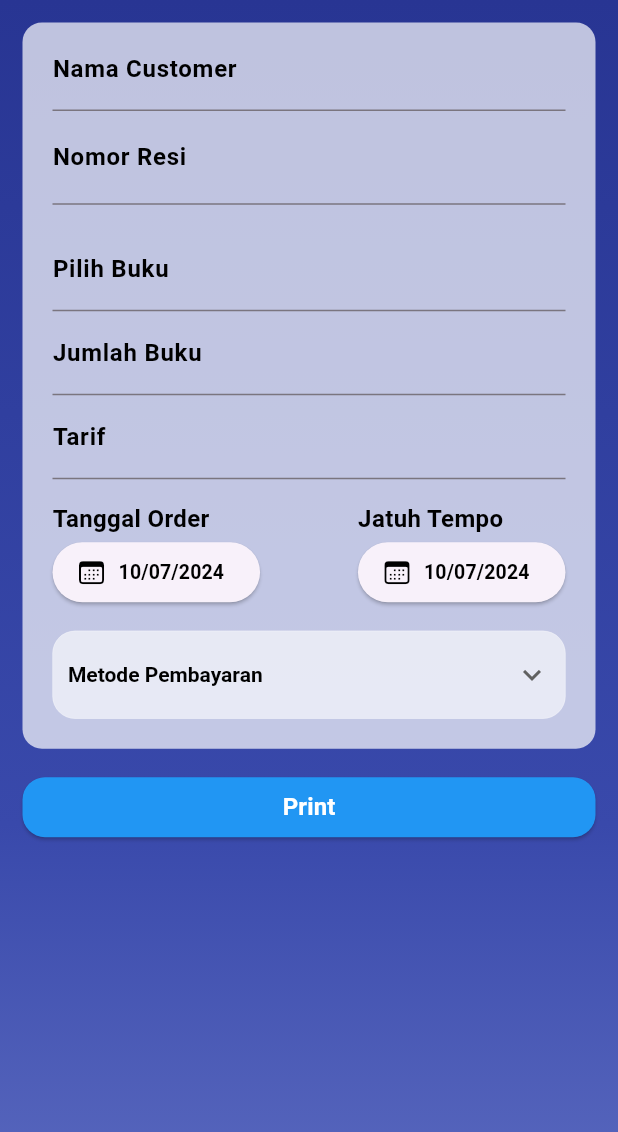
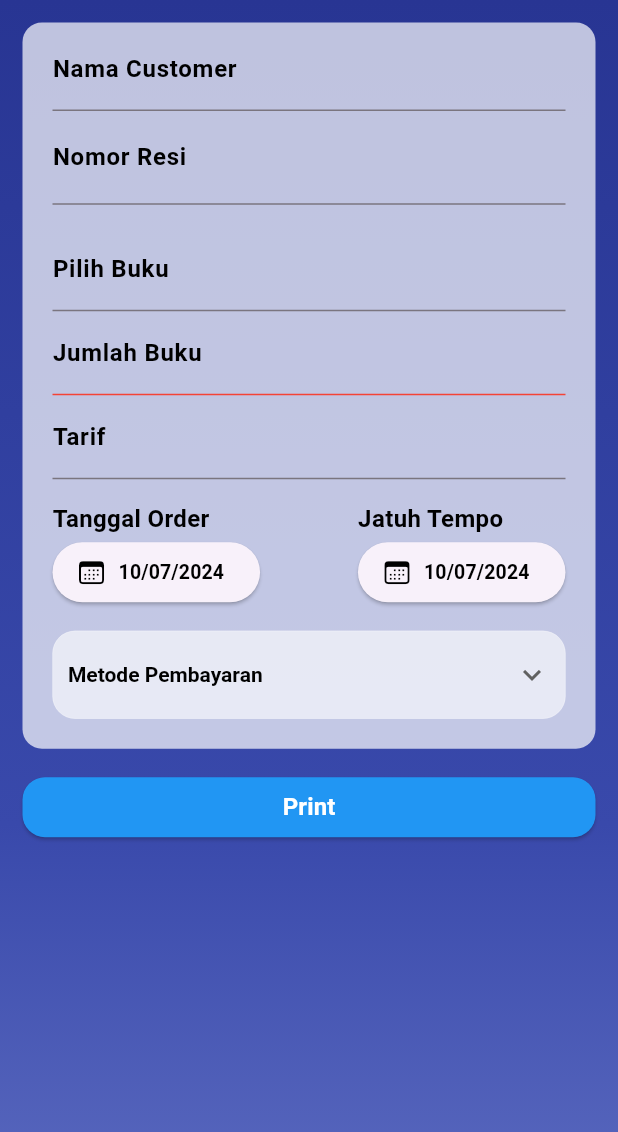
Before and after one commit to craftgirlsss/WAREHOUSE-MANAGEMENT-SYSTEM, a Flutter app: the SalesOrderPage screen opened directly, on a phone screen of 412 x 824 dp. Shown: the top 1132 px of the screen. Run offline on Flutter 3.47's test engine with Material 3 defaults, Android fonts, the phone set to English and light mode, and no system bars; our stand-ins replace get, loading_animation_widget, lottie, permission_handler, qr_flutter, shared_preferences and 2 more; missing offline and left inert: flutter_barcode_scanner, fluttercontactpicker, widgets_to_image; accounts and stored records are empty.

Commit message:
last commit

```diff
--- a/lib/src/views/dashboard/history/stock_update_history.dart
+++ b/lib/src/views/dashboard/history/stock_update_history.dart
@@ -109,7 +109,7 @@ class _UpdateStockHistoryPageState extends State<UpdateStockHistoryPage> {
                                         child: Icon(CupertinoIcons.person, size: 18,),
                                       ),
                                       const SizedBox(width: 5),
-                                      Obx(() => Text(productControllers.resultUpdateStockHistory[index]['vendor']['nama'] ?? 'Unknown name'))
+                                      Obx(() => Text(productControllers.resultUpdateStockHistory[index]['vendor']['nama'] ?? 'Unknown name', style: const TextStyle(fontWeight: FontWeight.bold),))
                                     ],
                                   ),
                                 ],
--- a/lib/src/views/dashboard/sales_order/index.dart
+++ b/lib/src/views/dashboard/sales_order/index.dart
@@ -32,6 +32,7 @@ class _SalesOrderPageState extends State<SalesOrderPage> {
   TextEditingController jumlahBuku = TextEditingController();
   TextEditingController tarif = TextEditingController();
   String? realCurrency;
+  bool validated = false;
   int? customerID;
   int? itemID;
   static const _locale = 'id';
@@ -291,6 +292,12 @@ class _SalesOrderPageState extends State<SalesOrderPage> {
                             }
                           },
                           decoration: InputDecoration(
+                            enabledBorder: UnderlineInputBorder(
+                                borderSide: BorderSide(color: validated ? Colors.black : Colors.red)),
+                            focusedErrorBorder: const UnderlineInputBorder(
+                                borderSide: BorderSide(color: Colors.red)),
+                            errorBorder: const UnderlineInputBorder(
+                                borderSide: BorderSide(color: Colors.red)),
                             focusedBorder: const UnderlineInputBorder(
                                 borderSide: BorderSide(color: Colors.black)),
                             label: Text("Jumlah Buku", style: kDefaultTextStyle(fontSize: 16),),
--- a/lib/src/views/dashboard/sales_order/pdf_preview.dart
+++ b/lib/src/views/dashboard/sales_order/pdf_preview.dart
@@ -10,7 +10,6 @@ import 'package:warehouseapp/src/components/appbars/default_appbar.dart';
 import 'package:warehouseapp/src/components/loadings/loadings.dart';
 import 'package:warehouseapp/src/components/textstyles/default_textstyle.dart';
 import 'package:warehouseapp/src/controllers/product_controller.dart';
-import 'package:warehouseapp/src/views/mainpage.dart';
 import 'package:widgets_to_image/widgets_to_image.dart';
 
 class PDFPreview extends StatefulWidget {
```
Also changed, not shown: lib/src/views/dashboard/history/order_history.dart (+4 -3 lines).
